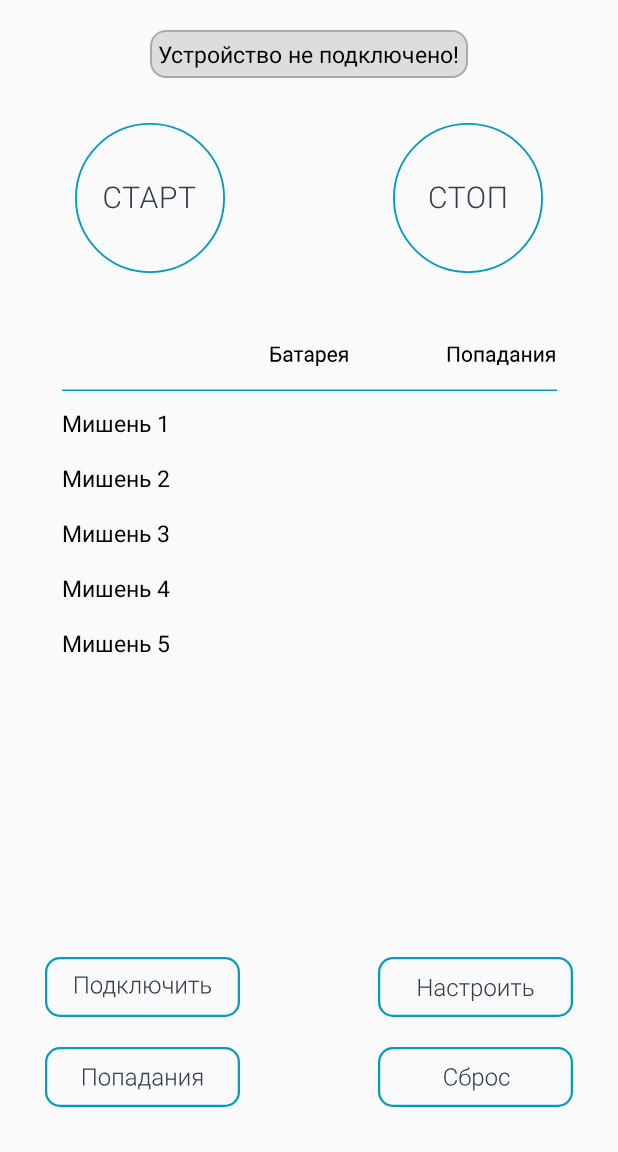
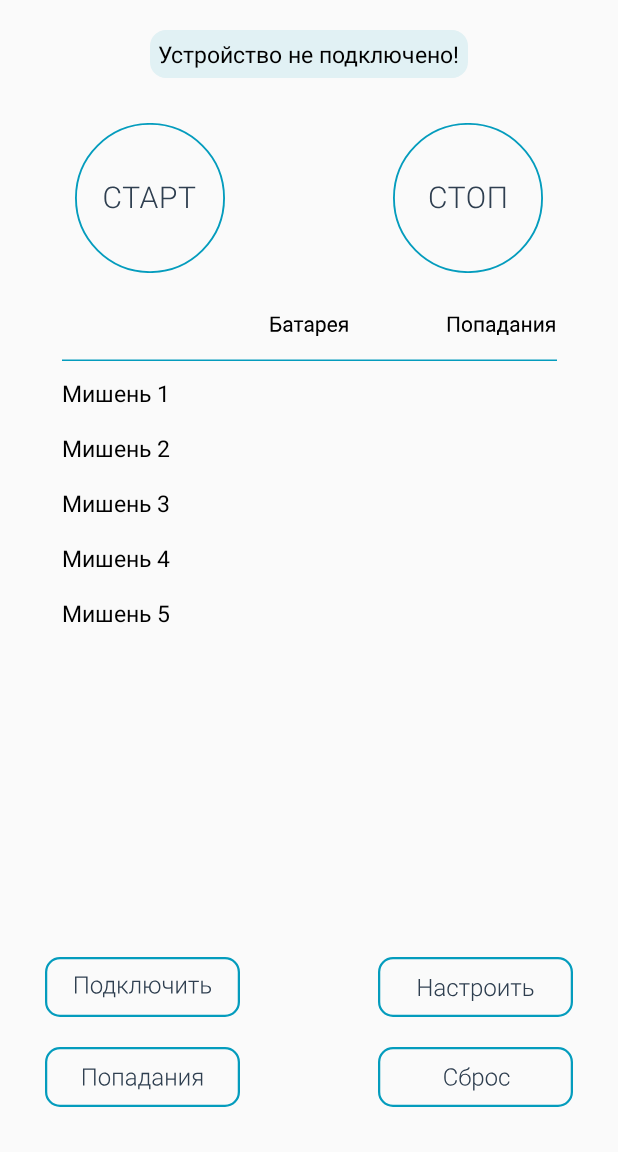
Before and after one commit to evgen4m/TargetsAppFinal, an Android app: the screen it shows after launch (MainActivity), on a phone screen of 412 x 824 dp, the part 84-1236 px from its top. Run offline under Robolectric (Android 15) with nearby library versions, the phone set to English and light mode, and no system bars.

Commit message:
Изменения макета главной активности

```diff
--- a/app/src/main/res/drawable/text_background.xml
+++ b/app/src/main/res/drawable/text_background.xml
@@ -2,5 +2,5 @@
     android:shape="rectangle" >
     <corners android:radius="10dp"/>
     <solid android:color="@color/textBackground" />
-    <stroke android:width="1dip" android:color="@android:color/darker_gray"/>
+    <stroke android:width="1dip" android:color="@color/textBackground"/>
 </shape>
--- a/app/src/main/res/layout/activity_main.xml
+++ b/app/src/main/res/layout/activity_main.xml
@@ -108,7 +108,7 @@
         android:layout_width="wrap_content"
         android:layout_height="wrap_content"
         android:layout_gravity="center"
-        android:layout_marginTop="40dp"
+        android:layout_marginTop="20dp"
         android:src="@drawable/ic_line"
         app:layout_constraintEnd_toEndOf="parent"
         app:layout_constraintStart_toStartOf="parent"
--- a/app/src/main/res/values/colors.xml
+++ b/app/src/main/res/values/colors.xml
@@ -12,5 +12,5 @@
     <color name="toolbarColor">#049CBD</color>
     <color name="themeStyle">#FAFAFA</color>
 
-    <color name="textBackground">#B3D5D0D0</color>
+    <color name="textBackground">#E1F1F4</color>
 </resources>
```
